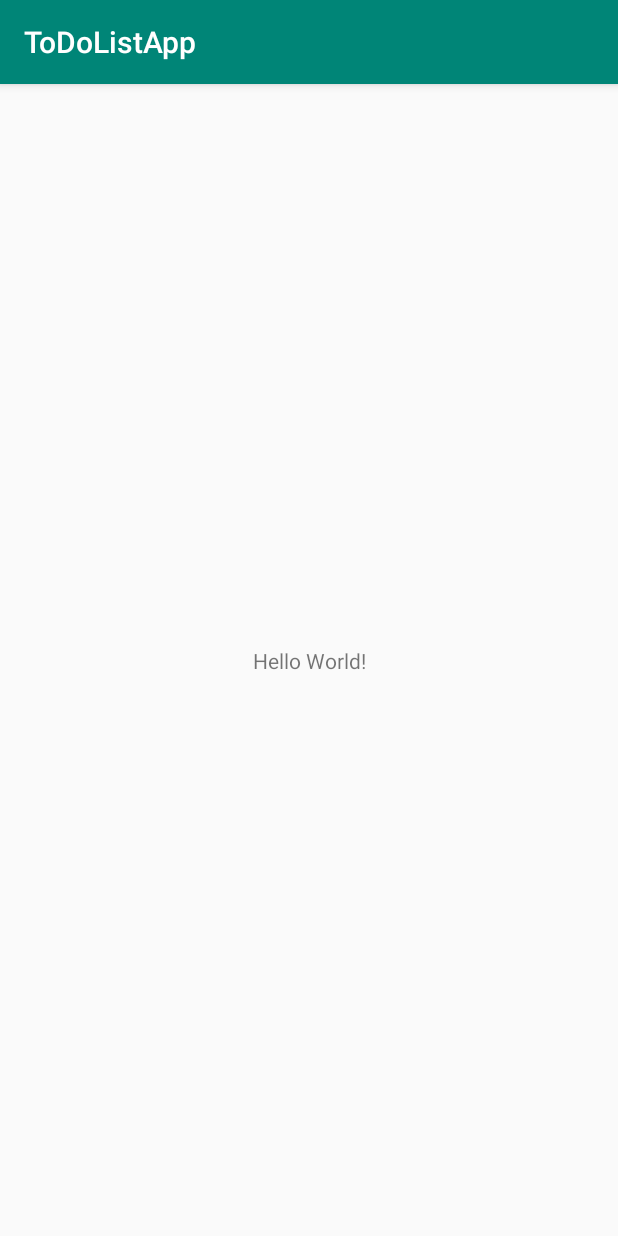
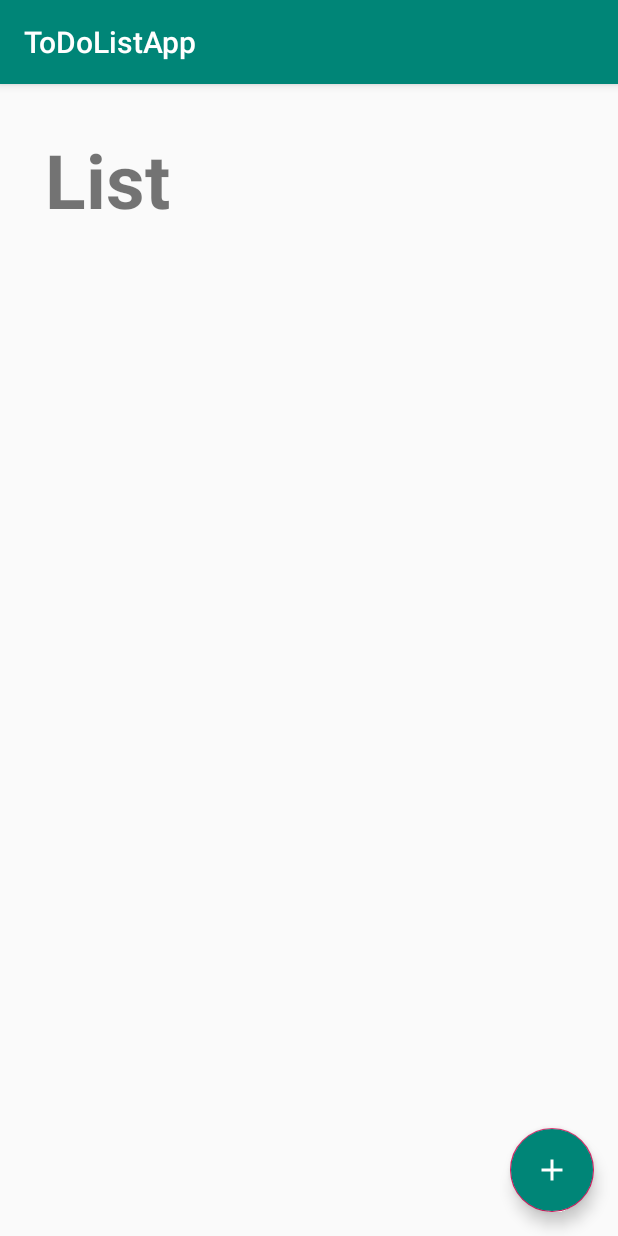
Before and after one commit to ArmandDitto/ToDoListApp, an Android app: the screen it shows after launch (MainActivity), on a phone screen of 412 x 824 dp. Run offline under Robolectric (Android 15) with nearby library versions, the phone set to English and light mode, and no system bars.

Commit message:
Penambahan Float Action Button

```diff
--- a/app/build.gradle
+++ b/app/build.gradle
@@ -23,6 +23,7 @@ dependencies {
     implementation fileTree(dir: 'libs', include: ['*.jar'])
     implementation 'androidx.appcompat:appcompat:1.1.0'
     implementation 'androidx.constraintlayout:constraintlayout:1.1.3'
+    implementation 'com.google.android.material:material:1.0.0'
     testImplementation 'junit:junit:4.12'
     androidTestImplementation 'androidx.test.ext:junit:1.1.1'
     androidTestImplementation 'androidx.test.espresso:espresso-core:3.2.0'
--- a/app/src/main/java/com/ditto/training/todolistapp/MainActivity.java
+++ b/app/src/main/java/com/ditto/training/todolistapp/MainActivity.java
@@ -3,12 +3,24 @@ package com.ditto.training.todolistapp;
 import androidx.appcompat.app.AppCompatActivity;
 
 import android.os.Bundle;
+import android.view.View;
+
+import com.google.android.material.floatingactionbutton.FloatingActionButton;
 
 public class MainActivity extends AppCompatActivity {
 
+    FloatingActionButton fabku;
     @Override
     protected void onCreate(Bundle savedInstanceState) {
         super.onCreate(savedInstanceState);
         setContentView(R.layout.activity_main);
+
+        fabku = findViewById(R.id.fa_btn);
+        fabku.setOnClickListener(new View.OnClickListener() {
+            @Override
+            public void onClick(View v) {
+
+            }
+        });
     }
 }
--- /dev/null
+++ b/app/src/main/res/drawable/ic_add_white_24dp.xml
@@ -0,0 +1,5 @@
+<vector android:height="24dp" android:tint="#FFFFFF"
+    android:viewportHeight="24.0" android:viewportWidth="24.0"
+    android:width="24dp" xmlns:android="http://schemas.android.com/apk/res/android">
+    <path android:fillColor="#FF000000" android:pathData="M19,13h-6v6h-2v-6H5v-2h6V5h2v6h6v2z"/>
+</vector>
--- a/app/src/main/res/layout/activity_main.xml
+++ b/app/src/main/res/layout/activity_main.xml
@@ -7,12 +7,32 @@
     tools:context=".MainActivity">
 
     <TextView
+        android:id="@+id/tv_list"
         android:layout_width="wrap_content"
         android:layout_height="wrap_content"
-        android:text="Hello World!"
-        app:layout_constraintBottom_toBottomOf="parent"
-        app:layout_constraintLeft_toLeftOf="parent"
-        app:layout_constraintRight_toRightOf="parent"
+        android:padding="30dp"
+        android:text="List"
+        android:textSize="50sp"
+        android:textStyle="bold"
+        app:layout_constraintStart_toStartOf="parent"
         app:layout_constraintTop_toTopOf="parent" />
 
+    <ListView
+        android:id="@+id/lv_kegiatan"
+        android:layout_width="match_parent"
+        android:layout_height="600dp"
+        app:layout_constraintTop_toBottomOf="@+id/tv_list"/>
+
+    <com.google.android.material.floatingactionbutton.FloatingActionButton
+        android:id="@+id/fa_btn"
+        android:layout_width="wrap_content"
+        android:layout_height="wrap_content"
+        android:layout_marginEnd="16dp"
+        android:layout_marginRight="16dp"
+        android:layout_marginBottom="16dp"
+        app:layout_constraintBottom_toBottomOf="parent"
+        app:layout_constraintEnd_toEndOf="parent"
+        android:src="@drawable/ic_add_white_24dp"
+        app:fabSize="normal"
+        android:backgroundTint="@color/colorPrimary"/>
 </androidx.constraintlayout.widget.ConstraintLayout>
```
